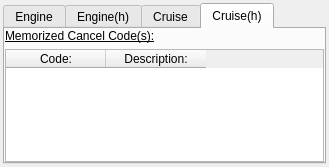
Qt form ui/small/CUcontent_DCs_engine.ui (Comer352L/FreeSSM) before a commit.
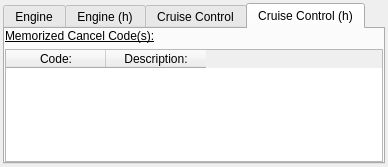
The same form after that commit. The open tabs and pages were chosen to show the change.

Diff of the .ui file:
```diff
--- a/ui/small/CUcontent_DCs_engine.ui
+++ b/ui/small/CUcontent_DCs_engine.ui
@@ -6,7 +6,7 @@
    <rect>
     <x>0</x>
     <y>0</y>
-    <width>329</width>
+    <width>388</width>
     <height>167</height>
    </rect>
   </property>
@@ -140,7 +140,7 @@
      </widget>
      <widget class="QWidget" name="engineDTCsH_tab">
       <attribute name="title">
-       <string>Engine(h)</string>
+       <string>Engine (h)</string>
       </attribute>
       <layout class="QGridLayout" name="gridLayout_4">
        <property name="leftMargin">
@@ -218,7 +218,7 @@
        </sizepolicy>
       </property>
       <attribute name="title">
-       <string>Cruise</string>
+       <string>Cruise Control</string>
       </attribute>
       <layout class="QGridLayout" name="gridLayout_5">
        <property name="leftMargin">
@@ -290,7 +290,7 @@
      </widget>
      <widget class="QWidget" name="CCCCsH_tab">
       <attribute name="title">
-       <string>Cruise(h)</string>
+       <string>Cruise Control (h)</string>
       </attribute>
       <layout class="QGridLayout" name="gridLayout_6">
        <property name="leftMargin">
```
Left out of the diff: 57 changed lines with no effect on the pictures.
